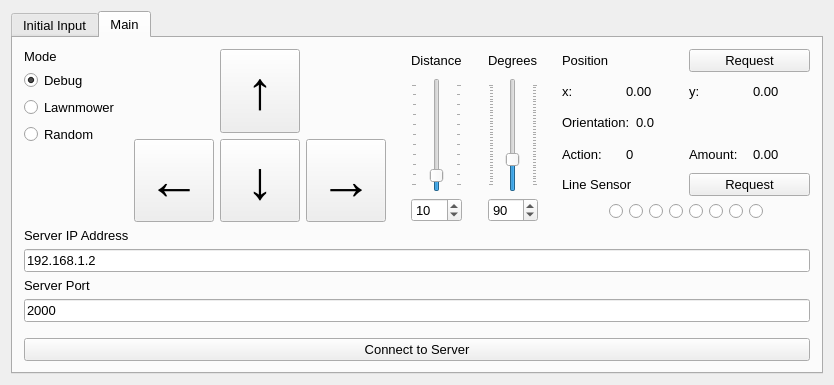
The window that QtClients/MovementDebugger/mainwindow.ui (madhavpatel6/EmbeddedSystemDesign_Team02) describes before a commit, drawn with Qt 5.
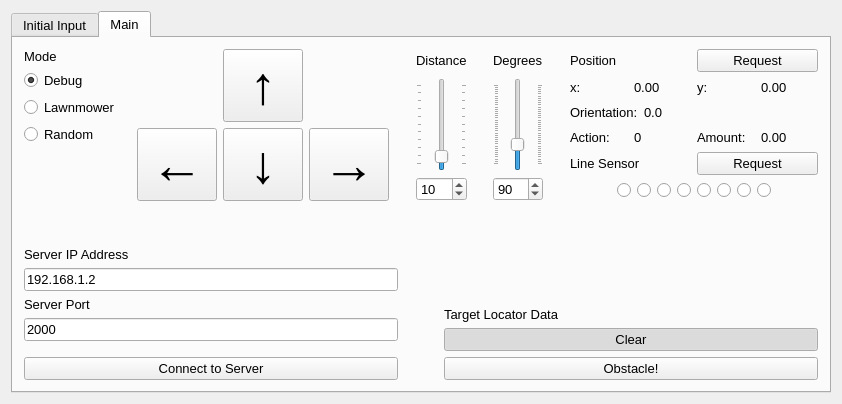
The same window after the commit. The open tabs and pages were chosen to show the change.

Commit message: Added mocked sensor data from Target Locator in Movement Debugger

```diff
--- a/QtClients/MovementDebugger/mainwindow.ui
+++ b/QtClients/MovementDebugger/mainwindow.ui
@@ -6,8 +6,8 @@
    <rect>
     <x>0</x>
     <y>0</y>
-    <width>834</width>
-    <height>385</height>
+    <width>842</width>
+    <height>404</height>
    </rect>
   </property>
   <property name="sizePolicy">
@@ -710,7 +710,7 @@
        </attribute>
        <layout class="QGridLayout" name="gridLayout_2">
         <item row="0" column="0">
-         <layout class="QVBoxLayout" name="verticalLayout" stretch="10,7">
+         <layout class="QVBoxLayout" name="verticalLayout" stretch="10,0,0">
           <item>
            <layout class="QHBoxLayout" name="horizontalLayout" stretch="0,0,1,0,0,0,0,0">
             <property name="bottomMargin">
@@ -1102,6 +1102,9 @@
                   <property name="text">
                    <string>Request</string>
                   </property>
+                  <property name="checkable">
+                   <bool>true</bool>
+                  </property>
                  </widget>
                 </item>
                </layout>
@@ -1287,6 +1290,9 @@
                   <property name="text">
                    <string>Request</string>
                   </property>
+                  <property name="checkable">
+                   <bool>true</bool>
+                  </property>
                  </widget>
                 </item>
                </layout>
@@ -1505,6 +1511,24 @@
            </layout>
           </item>
           <item>
+           <spacer name="verticalSpacer_4">
+            <property name="orientation">
+             <enum>Qt::Vertical</enum>
+            </property>
+            <property name="sizeHint" stdset="0">
+             <size>
+              <width>20</width>
+              <height>40</height>
+             </size>
+            </property>
+           </spacer>
+          </item>
+          <item>
+           <layout class="QHBoxLayout" name="horizontalLayout_35" stretch="1,1,1">
+            <property name="topMargin">
+             <number>0</number>
+            </property>
+            <item>
            <layout class="QVBoxLayout" name="verticalLayout_3" stretch="0,0,0,0,0,0">
             <item>
              <widget class="QLabel" name="lbl_IPAddress">
@@ -1583,7 +1607,84 @@
               <property name="text">
                <string>Connect to Server</string>
               </property>
-             </widget>
+                <property name="checkable">
+                 <bool>false</bool>
+                </property>
+                <property name="checked">
+                 <bool>false</bool>
+                </property>
+               </widget>
+              </item>
+             </layout>
+            </item>
+            <item>
+             <spacer name="horizontalSpacer_8">
+              <property name="orientation">
+               <enum>Qt::Horizontal</enum>
+              </property>
+              <property name="sizeType">
+               <enum>QSizePolicy::Fixed</enum>
+              </property>
+              <property name="sizeHint" stdset="0">
+               <size>
+                <width>40</width>
+                <height>20</height>
+               </size>
+              </property>
+             </spacer>
+            </item>
+            <item>
+             <layout class="QVBoxLayout" name="verticalLayout_11">
+              <property name="rightMargin">
+               <number>0</number>
+              </property>
+              <item>
+               <spacer name="verticalSpacer_2">
+                <property name="orientation">
+                 <enum>Qt::Vertical</enum>
+                </property>
+                <property name="sizeHint" stdset="0">
+                 <size>
+                  <width>20</width>
+                  <height>40</height>
+                 </size>
+                </property>
+               </spacer>
+              </item>
+              <item>
+               <widget class="QLabel" name="lb_targetLocatorData">
+                <property name="text">
+                 <string>Target Locator Data</string>
+                </property>
+               </widget>
+              </item>
+              <item>
+               <widget class="QPushButton" name="pb_clear">
+                <property name="text">
+                 <string>Clear</string>
+                </property>
+                <property name="checkable">
+                 <bool>true</bool>
+                </property>
+                <property name="checked">
+                 <bool>true</bool>
+                </property>
+                <property name="default">
+                 <bool>false</bool>
+                </property>
+               </widget>
+              </item>
+              <item>
+               <widget class="QPushButton" name="pb_obstacle">
+                <property name="text">
+                 <string>Obstacle!</string>
+                </property>
+                <property name="checkable">
+                 <bool>true</bool>
+                </property>
+               </widget>
+              </item>
+             </layout>
             </item>
            </layout>
           </item>
```
Left out of the diff: 4 changed lines with no effect on the pictures. Lines whose indentation alone changed are shown as unchanged. The commit also changes 5 other files.
